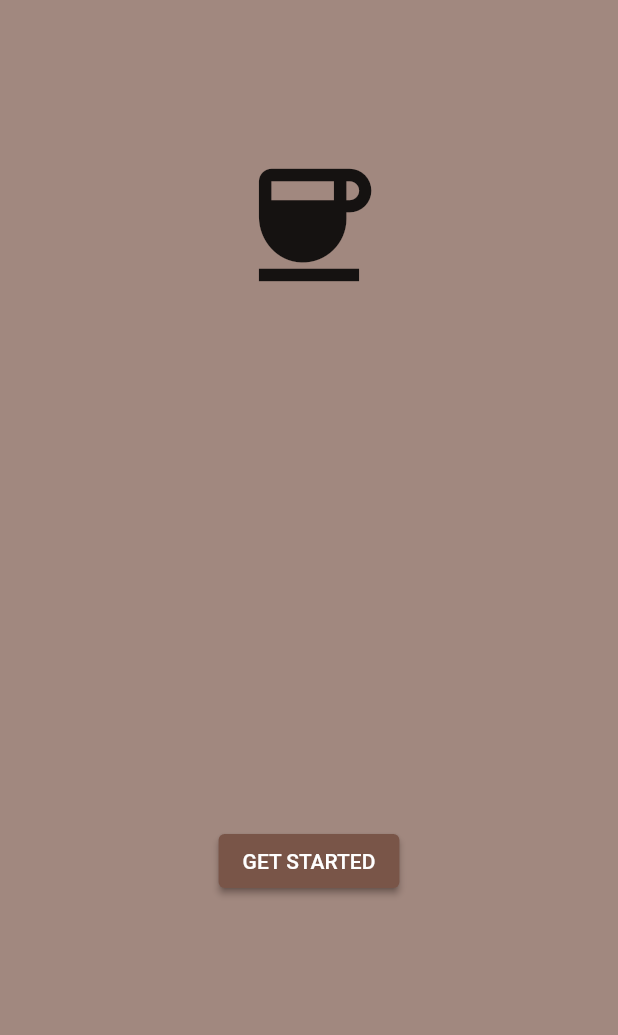
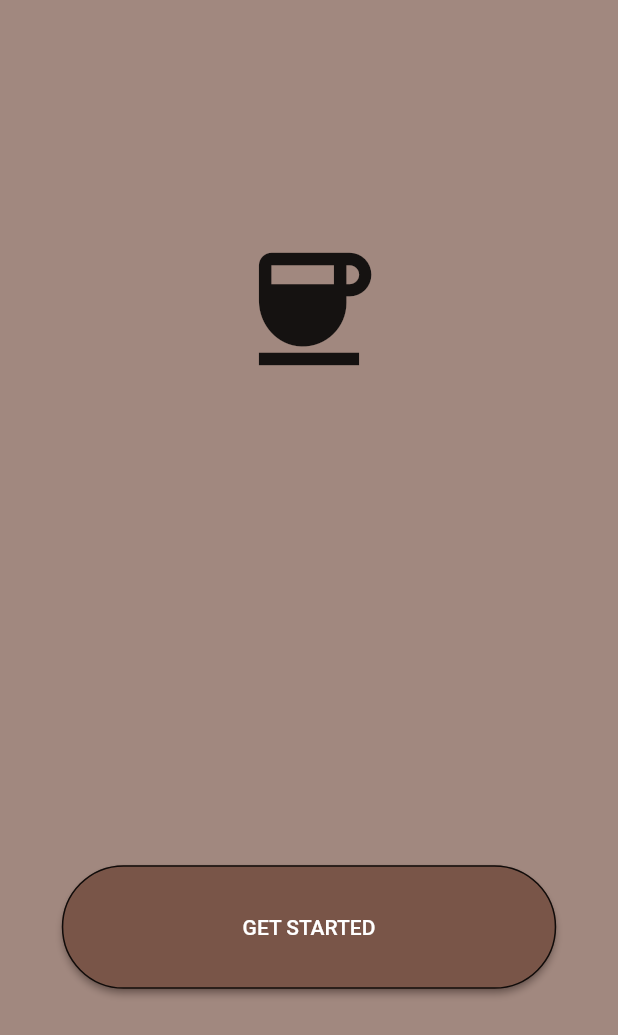
Before and after one commit to Lu555ak/CaffeApp-Admin, a Flutter app: the screen it shows after launch, on a phone screen of 412 x 824 dp. Shown: the top 1035 px of the screen. Run offline on Flutter 3.47's test engine with Material 2 defaults, Android fonts, the light colour scheme and no system bars.

Commit message:
Mini update on GetStartedPage

```diff
--- a/lib/get_started_page.dart
+++ b/lib/get_started_page.dart
@@ -1,30 +1,55 @@
-import 'package:caffe_app/main.dart';
 import 'package:flutter/material.dart';
 
 import 'login_page.dart';
 
-class GetStartedPage extends StatelessWidget {
-  const GetStartedPage({super.key});
+class AppIcon extends StatelessWidget {
+  const AppIcon({super.key});
 
   @override
   Widget build(BuildContext context) {
-    return Scaffold(
-      backgroundColor: Colors.brown[300],
-      body: Center(
-        child: Column(
-          children: [
-            //SizedBox
-            const SizedBox(height: 100),
-            //Logo
-            const Icon(Icons.coffee, size: 100),
-            //SizedBox
-            const SizedBox(height: 350),
-            //Button
-            ElevatedButton(
+    Size screenSize() {
+      return MediaQuery.of(context).size;
+    }
+
+    return SizedBox(
+      width: screenSize().width * 0.5,
+      height: screenSize().height * 0.5,
+      child: const Icon(
+        Icons.coffee,
+        size: 100,
+      ),
+    );
+  }
+}
+
+class GetStartedButton extends StatelessWidget {
+  const GetStartedButton({super.key});
+
+  @override
+  Widget build(BuildContext context) {
+    Size screenSize() {
+      return MediaQuery.of(context).size;
+    }
+
+    return SizedBox(
+      width: screenSize().width,
+      height: screenSize().height * 0.5,
+      child: Padding(
+        padding: EdgeInsets.only(
+          left: screenSize().width * 0.1,
+          top: screenSize().height * 0.2,
+          right: screenSize().width * 0.1,
+          bottom: screenSize().height * 0.2,
+        ),
+        child: ElevatedButton(
           style: ElevatedButton.styleFrom(
             primary: Colors.brown[500],
             shadowColor: Colors.brown[800],
             foregroundColor: Colors.white,
+            shape: RoundedRectangleBorder(
+                borderRadius: BorderRadius.circular(screenSize().width * 0.1,),
+                side: const BorderSide(color: Colors.black87),
+            ),
           ),
           onPressed: () {
             Navigator.push(
@@ -34,6 +59,30 @@ class GetStartedPage extends StatelessWidget {
           },
           child: const Text('GET STARTED'),
         ),
+      ),
+    );
+  }
+}
+
+class GetStartedPage extends StatelessWidget {
+  const GetStartedPage({super.key});
+  @override
+  Widget build(BuildContext context) {
+
+    return Scaffold(
+      backgroundColor: Colors.brown[300],
+      body: Center(
+        child: Flex(
+          direction: Axis.vertical,
+           children: const [
+            FittedBox(
+              fit: BoxFit.contain,
+              child: AppIcon(),
+            ),
+            FittedBox(
+              fit: BoxFit.contain,
+              child: GetStartedButton(),
+            ),
           ],
         ),
       ),
--- a/lib/login_page.dart
+++ b/lib/login_page.dart
@@ -1,21 +1,30 @@
 import 'package:flutter/material.dart';
+import 'package:flutter/services.dart';
 
-class LoginPage extends StatelessWidget {
+class LoginPage extends StatefulWidget {
   const LoginPage({super.key});
 
   @override
+  State<LoginPage> createState() => _LoginPageState();
+}
+
+class _LoginPageState extends State<LoginPage> {
+  @override
   Widget build(BuildContext context) {
     return Scaffold(
-      body: Center(
-        child: Column(
-          children: const [
-            SizedBox(height: 225),
-            Text('Username:'),
-            SizedBox(height: 100),
-            Text('Password:'),
-          ],
+      body: AnnotatedRegion<SystemUiOverlayStyle>(
+        value: SystemUiOverlayStyle.light,
+        child: GestureDetector(
+          child: Stack(
+            children: <Widget>[
+              Container(
+                height: double.infinity,
+                width: double.infinity,
+              )
+            ],
+          ),
         ),
-      ),
+      )
     );
   }
 }
--- a/lib/main.dart
+++ b/lib/main.dart
@@ -1,7 +1,6 @@
 import 'package:flutter/material.dart';
 
 import 'get_started_page.dart';
-import 'login_page.dart';
 
 void main() {
   runApp(const MyApp());
```
Also changed, not shown: 1 other file. Lines whose indentation alone changed are shown as unchanged.
